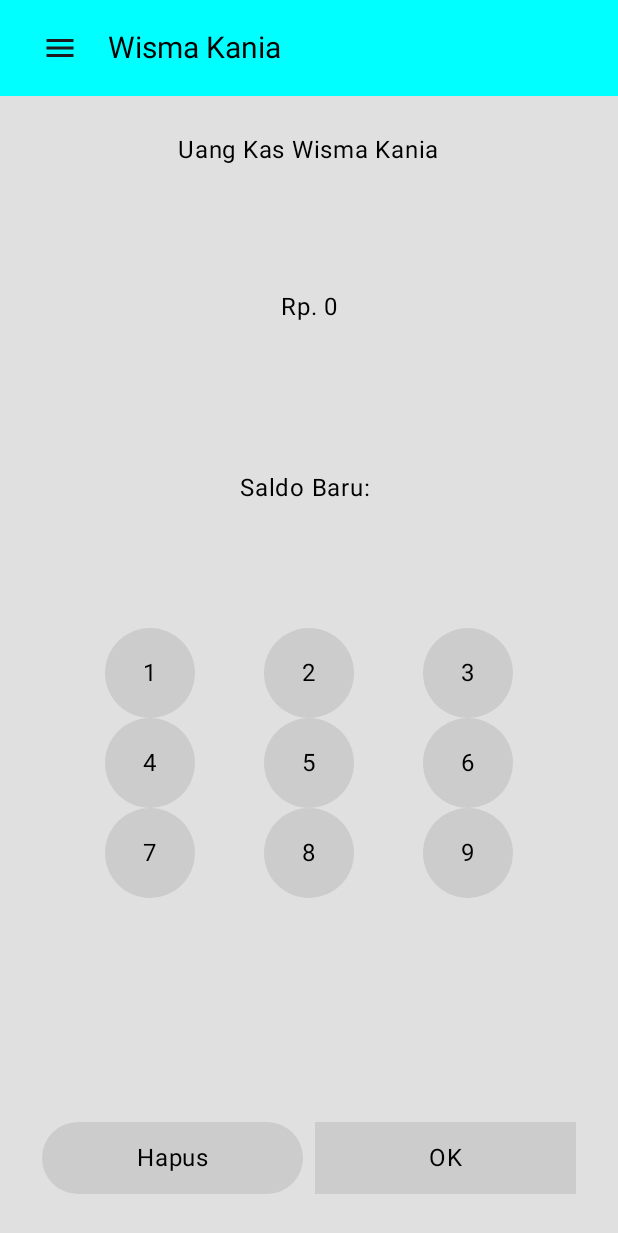
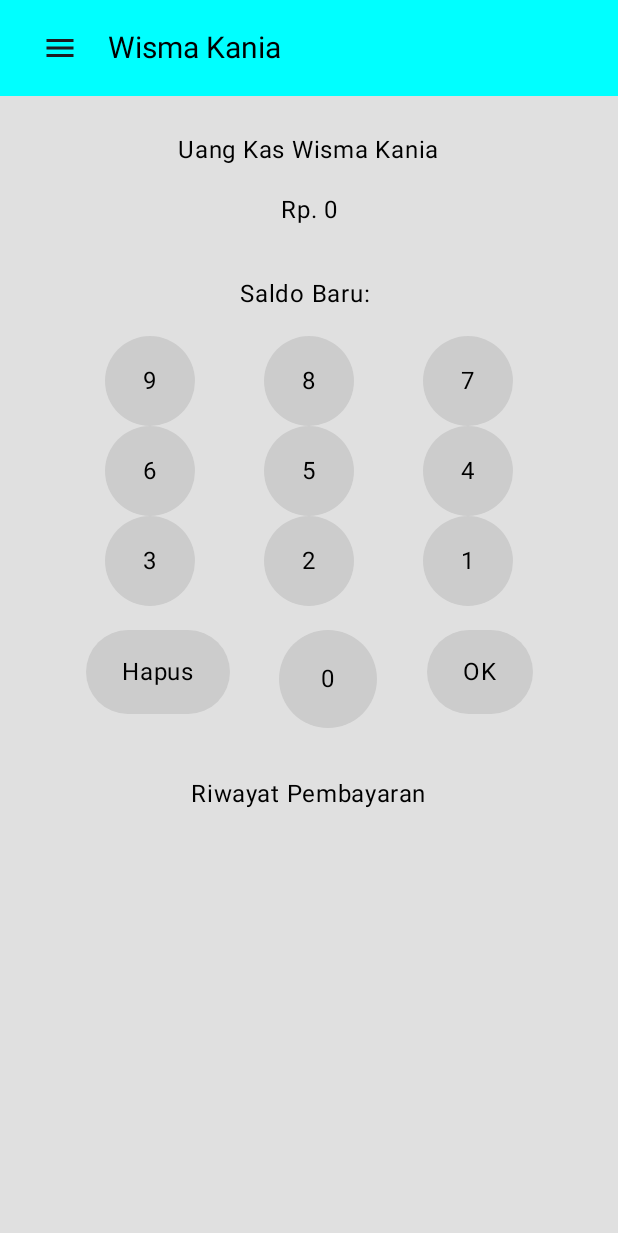
Before and after one commit to BimoChesta/Android---Membantu-Kost-wismakania, an Android app built with Jetpack Compose: the CekSaldoScreen screen opened through its navigation route, on a phone screen of 412 x 824 dp. Shown: the top 1233 px of the screen. Run offline under Robolectric (Android 15) with nearby library versions, the phone set to English and light mode, and no system bars.

Commit message:
2.1 bisa meng up data pembayaran dan masuk ke dalam data kas

```diff
--- a/app/src/main/java/com/Screens/CekSaldoScreen.kt
+++ b/app/src/main/java/com/Screens/CekSaldoScreen.kt
@@ -1,6 +1,8 @@
 package com.bimo0064.project.Screens
 
 import androidx.compose.foundation.layout.*
+import androidx.compose.foundation.lazy.LazyColumn
+import androidx.compose.foundation.lazy.items
 import androidx.compose.foundation.shape.RoundedCornerShape
 import androidx.compose.material3.*
 import androidx.compose.runtime.*
@@ -9,17 +11,19 @@ import androidx.compose.ui.Modifier
 import androidx.compose.ui.graphics.Color
 import androidx.compose.ui.unit.dp
 import com.bimo0064.project.data.DataStoreManager
+import com.bimo0064.project.model.Pembayaran
 import kotlinx.coroutines.launch
 
 @Composable
 fun CekSaldoScreen(dataStoreManager: DataStoreManager) {
-    var saldo by remember { mutableStateOf(0) }
+    var saldo by remember { mutableIntStateOf(0) }
     var inputSaldo by remember { mutableStateOf("") }
+    var payments by remember { mutableStateOf(listOf<Pembayaran>()) }
     val scope = rememberCoroutineScope()
 
-    // Memuat saldo dari DataStore saat komponen pertama kali dimuat
     LaunchedEffect(Unit) {
         saldo = dataStoreManager.loadBalance()
+        payments = dataStoreManager.loadPayments()
     }
 
     Surface(
@@ -31,7 +35,7 @@ fun CekSaldoScreen(dataStoreManager: DataStoreManager) {
                 .fillMaxSize()
                 .padding(24.dp),
             horizontalAlignment = Alignment.CenterHorizontally,
-            verticalArrangement = Arrangement.SpaceBetween
+            verticalArrangement = Arrangement.Top
         ) {
             Text(
                 text = "Uang Kas Wisma Kania",
@@ -44,76 +48,102 @@ fun CekSaldoScreen(dataStoreManager: DataStoreManager) {
                 modifier = Modifier.padding(vertical = 16.dp)
             )
 
-            // Menampilkan input saldo
             Text(
                 text = "Saldo Baru: $inputSaldo",
                 style = MaterialTheme.typography.bodyLarge.copy(color = Color.Black),
                 modifier = Modifier.padding(vertical = 16.dp)
             )
 
-            // Tombol untuk angka 1-9
             Column {
                 for (row in 0..2) {
                     Row(
                         modifier = Modifier.fillMaxWidth(),
                         horizontalArrangement = Arrangement.SpaceEvenly
                     ) {
-                        for (col in 1..3) {
-                            val number = row * 3 + col
-                            if (number <= 9) {
-                                Button(
-                                    onClick = { inputSaldo += number.toString() },
-                                    shape = RoundedCornerShape(100.dp), // Kotak
-                                    colors = ButtonDefaults.buttonColors(containerColor = Color.LightGray),
-                                    modifier = Modifier.size(60.dp)
-                                ) {
-                                    Text(text = number.toString(), style = MaterialTheme.typography.bodyLarge.copy(color = Color.Black))
-                                }
+                        for (col in 0..2) {
+                            val number = 9 - (row * 3 + col)
+                            Button(
+                                onClick = { inputSaldo += number.toString() },
+                                shape = RoundedCornerShape(100.dp),
+                                colors = ButtonDefaults.buttonColors(containerColor = Color.LightGray),
+                                modifier = Modifier.size(60.dp)
+                            ) {
+                                Text(
+                                    text = number.toString(),
+                                    style = MaterialTheme.typography.bodyLarge.copy(color = Color.Black)
+                                )
                             }
                         }
                     }
                 }
             }
 
-            // Jarak antara tombol angka dan tombol Delete/OK
-            Spacer(modifier = Modifier.height(16.dp))
-
-            // Tombol untuk menghapus dan mengonfirmasi
             Row(
-                modifier = Modifier.fillMaxWidth(),
+                modifier = Modifier
+                    .fillMaxWidth()
+                    .padding(top = 16.dp),
                 horizontalArrangement = Arrangement.SpaceEvenly
             ) {
                 Button(
-                    onClick = { if (inputSaldo.isNotEmpty()) inputSaldo = inputSaldo.dropLast(1) }, // Menghapus angka terakhir
-                    shape = RoundedCornerShape(100.dp), // Kotak
+                    onClick = { if (inputSaldo.isNotEmpty()) inputSaldo = inputSaldo.dropLast(1) },
+                    shape = RoundedCornerShape(100.dp),
                     colors = ButtonDefaults.buttonColors(containerColor = Color.LightGray),
-                    modifier = Modifier
-                        .weight(1f) // Memperluas tombol untuk memanjang
-                        .height(56.dp) // Tinggi tombol
-                        .padding(4.dp) // Jarak antar tombol
+                    modifier = Modifier.height(56.dp)
                 ) {
-                    Text(text = "Hapus", style = MaterialTheme.typography.bodyLarge.copy(color = Color.Black))
+                    Text("Hapus", style = MaterialTheme.typography.bodyLarge.copy(color = Color.Black))
+                }
+
+                Button(
+                    onClick = { inputSaldo += "0" },
+                    shape = RoundedCornerShape(100.dp),
+                    colors = ButtonDefaults.buttonColors(containerColor = Color.LightGray),
+                    modifier = Modifier.size(65.dp)
+                ) {
+                    Text("0", style = MaterialTheme.typography.bodyLarge.copy(color = Color.Black))
                 }
 
                 Button(
                     onClick = {
                         val newSaldo = inputSaldo.toIntOrNull()
                         if (newSaldo != null && newSaldo >= 0) {
-                            saldo = newSaldo // Update saldo
-                            inputSaldo = "" // Reset input
+                            saldo = newSaldo
+                            inputSaldo = ""
                             scope.launch {
-                                dataStoreManager.saveBalance(saldo) // Simpan saldo ke DataStore
+                                dataStoreManager.saveBalance(saldo)
                             }
                         }
                     },
-                    shape = RoundedCornerShape(0.dp), // Kotak
+                    shape = RoundedCornerShape(100.dp),
                     colors = ButtonDefaults.buttonColors(containerColor = Color.LightGray),
-                    modifier = Modifier
-                        .weight(1f) // Memperluas tombol untuk memanjang
-                        .height(56.dp) // Tinggi tombol
-                        .padding(4.dp) // Jarak antar tombol
+                    modifier = Modifier.height(56.dp)
                 ) {
-                    Text(text = "OK", style = MaterialTheme.typography.bodyLarge.copy(color = Color.Black))
+                    Text("OK", style = MaterialTheme.typography.bodyLarge.copy(color = Color.Black))
+                }
+            }
+
+            Spacer(modifier = Modifier.height(16.dp))
+
+            Text(
+                text = "Riwayat Pembayaran",
+                style = MaterialTheme.typography.bodyLarge.copy(color = Color.Black),
+                modifier = Modifier.padding(vertical = 16.dp)
+            )
+
+            LazyColumn {
+                items(payments) { pembayaran ->
+                    Card(
+                        modifier = Modifier
+                            .fillMaxWidth()
+                            .padding(vertical = 4.dp),
+                        shape = RoundedCornerShape(8.dp),
+                        elevation = CardDefaults.cardElevation(defaultElevation = 4.dp)
+                    ) {
+                        Column(modifier = Modifier.padding(16.dp)) {
+                            Text(text = "Nama: ${pembayaran.nama}")
+                            Text(text = "Kamar: ${pembayaran.kamar}")
+                            Text(text = "Status: ${pembayaran.bukti}")
+                        }
+                    }
                 }
             }
         }
--- a/app/src/main/java/com/bimo0064/project/MainActivity.kt
+++ b/app/src/main/java/com/bimo0064/project/MainActivity.kt
@@ -107,7 +107,7 @@ fun AppNavGraph(navController: NavHostController, dataStoreManager: DataStoreMan
         composable("tambah") { TambahPenghuniScreen() }
         composable("cek_saldo") { CekSaldoScreen(dataStoreManager) }
         composable("listrik") { KelolaDataListrikScreen() }
-        composable("qr_detail") { QrDetailScreen(navController) }
+        composable("qr_detail") { QrDetailScreen(navController, dataStoreManager) }
     }
 }
 
--- a/app/src/main/java/com/bimo0064/project/data/DataStoreManager.kt
+++ b/app/src/main/java/com/bimo0064/project/data/DataStoreManager.kt
@@ -6,15 +6,17 @@ import androidx.datastore.preferences.core.intPreferencesKey
 import androidx.datastore.preferences.core.stringPreferencesKey
 import androidx.datastore.preferences.preferencesDataStore
 import com.bimo0064.project.model.DayData
+import com.bimo0064.project.model.Pembayaran
 import com.google.gson.Gson
+import com.google.gson.reflect.TypeToken
 import kotlinx.coroutines.flow.first
 
 private val Context.dataStore by preferencesDataStore(name = "day_data_store")
 
 class DataStoreManager(private val context: Context) {
 
-    // Kunci untuk menyimpan saldo
     private val saldoKey = intPreferencesKey("saldo")
+    private val paymentsKey = stringPreferencesKey("payments")
 
     suspend fun saveDayData(month: String, year: String, dayDataMap: Map<String, DayData>) {
         val key = generateKey(month, year)
@@ -28,25 +30,38 @@ class DataStoreManager(private val context: Context) {
         val key = generateKey(month, year)
         val preferences = context.dataStore.data.first()
         val json = preferences[stringPreferencesKey(key)] ?: return emptyMap()
-        val type = com.google.gson.reflect.TypeToken.getParameterized(
-            Map::class.java,
-            String::class.java,
-            DayData::class.java
-        ).type
+        val type = TypeToken.getParameterized(Map::class.java, String::class.java, DayData::class.java).type
         return Gson().fromJson(json, type)
     }
 
-    // Metode untuk menyimpan saldo
     suspend fun saveBalance(saldo: Int) {
         context.dataStore.edit { preferences ->
             preferences[saldoKey] = saldo
         }
     }
 
-    // Metode untuk memuat saldo
     suspend fun loadBalance(): Int {
         val preferences = context.dataStore.data.first()
-        return preferences[saldoKey] ?: 0 // Mengembalikan 0 jika saldo tidak ditemukan
+        return preferences[saldoKey] ?: 0
+    }
+
+    suspend fun savePayment(pembayaran: Pembayaran) {
+        context.dataStore.edit { preferences ->
+            val existingPaymentsJson = preferences[paymentsKey] ?: ""
+            val paymentsList = if (existingPaymentsJson.isEmpty()) {
+                mutableListOf()
+            } else {
+                Gson().fromJson(existingPaymentsJson, Array<Pembayaran>::class.java).toMutableList()
+            }
+            paymentsList.add(pembayaran)
+            preferences[paymentsKey] = Gson().toJson(paymentsList)
+        }
+    }
+
+    suspend fun loadPayments(): List<Pembayaran> {
+        val preferences = context.dataStore.data.first()
+        val paymentsJson = preferences[paymentsKey] ?: return emptyList()
+        return Gson().fromJson(paymentsJson, Array<Pembayaran>::class.java).toList()
     }
 
     private fun generateKey(month: String, year: String): String {
```
Also changed, not shown: app/src/main/java/com/Screens/QrDetailScreen.kt (+66 -26 lines), app/src/main/java/com/bimo0064/project/model/Pembayaran.kt (added, +7 -0 lines).
